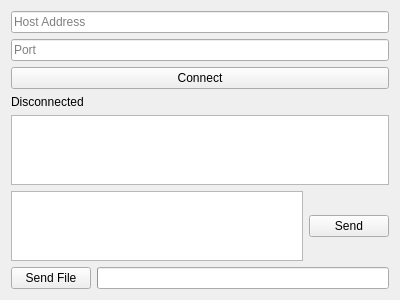
Above: client_src/chatClient.ui from zhanghowe22/ChatRoom before the change. Below: the same form after it.
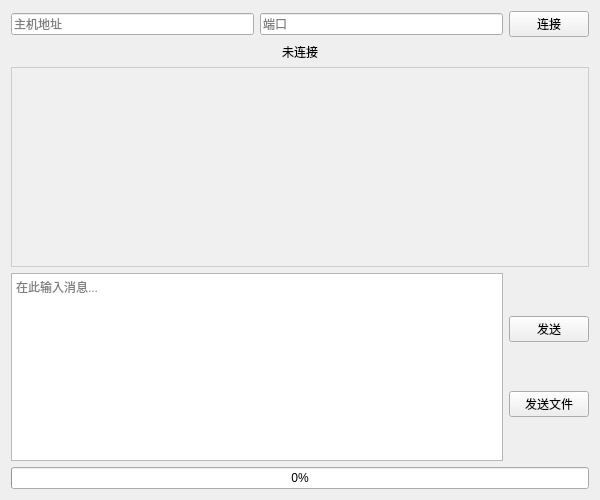
That is the form after the change. Icons and pictures are not drawn.

Commit message: Client: 调整界面布局

```diff
--- a/client_src/chatClient.ui
+++ b/client_src/chatClient.ui
@@ -6,8 +6,8 @@
    <rect>
     <x>0</x>
     <y>0</y>
-    <width>400</width>
-    <height>300</height>
+    <width>600</width>
+    <height>500</height>
    </rect>
   </property>
   <property name="windowTitle">
@@ -15,63 +15,124 @@
   </property>
   <layout class="QVBoxLayout" name="verticalLayout">
    <item>
+    <layout class="QHBoxLayout" name="connectionLayout">
+     <item>
     <widget class="QLineEdit" name="lineEditHost">
      <property name="placeholderText">
-      <string>Host Address</string>
+        <string>主机地址</string>
      </property>
     </widget>
    </item>
    <item>
     <widget class="QLineEdit" name="lineEditPort">
      <property name="placeholderText">
-      <string>Port</string>
+        <string>端口</string>
      </property>
     </widget>
    </item>
    <item>
     <widget class="QPushButton" name="connectButton">
      <property name="text">
-      <string>Connect</string>
-     </property>
-    </widget>
+        <string>连接</string>
+       </property>
+       <property name="icon">
+        <iconset resource="icons.qrc">
+         <normaloff>:/icons/connect.png</normaloff>
+        </iconset>
+       </property>
+      </widget>
+     </item>
+    </layout>
    </item>
    <item>
     <widget class="QLabel" name="statusLabel">
      <property name="text">
-      <string>Disconnected</string>
+      <string>未连接</string>
+     </property>
+     <property name="alignment">
+      <set>Qt::AlignCenter</set>
      </property>
     </widget>
    </item>
    <item>
-    <widget class="QTextBrowser" name="textBrowserChat"/>
+    <widget class="QTextBrowser" name="textBrowserChat">
+     <property name="minimumSize">
+      <size>
+       <width>0</width>
+       <height>200</height>
+      </size>
+     </property>
+     <property name="styleSheet">
+      <string>
+       QTextBrowser {
+        background-color: #f0f0f0;
+        border: 1px solid #ccc;
+        padding: 5px;
+       }
+      </string>
+     </property>
+    </widget>
    </item>
    <item>
     <layout class="QHBoxLayout" name="horizontalLayout">
      <item>
-      <widget class="QTextEdit" name="lineEditMessage"/>
+      <widget class="QTextEdit" name="lineEditMessage">
+       <property name="minimumSize">
+        <size>
+         <width>0</width>
+         <height>50</height>
+        </size>
+       </property>
+       <property name="placeholderText">
+        <string>在此输入消息...</string>
+       </property>
+      </widget>
      </item>
+     <item>
+      <layout class="QVBoxLayout" name="buttonColumnLayout">
      <item>
       <widget class="QPushButton" name="sendButton">
        <property name="text">
-        <string>Send</string>
+          <string>发送</string>
+         </property>
+         <property name="icon">
+          <iconset resource="icons.qrc">
+           <normaloff>:/icons/send.png</normaloff>
+          </iconset>
        </property>
       </widget>
      </item>
-    </layout>
-   </item>
-   <item>
-    <layout class="QHBoxLayout" name="fileOperationsLayout">
      <item>
       <widget class="QPushButton" name="sendFileButton">
        <property name="text">
-        <string>Send File</string>
-       </property>
-      </widget>
+          <string>发送文件</string>
+         </property>
+         <property name="icon">
+          <iconset resource="icons.qrc">
+           <normaloff>:/icons/file.png</normaloff>
+          </iconset>
+         </property>
+        </widget>
+       </item>
+      </layout>
+     </item>
+    </layout>
      </item>
      <item>
-      <widget class="QProgressBar" name="progressBar"/>
-     </item>
-    </layout>
+    <widget class="QProgressBar" name="progressBar">
+     <property name="minimum">
+      <number>0</number>
+     </property>
+     <property name="maximum">
+      <number>100</number>
+     </property>
+     <property name="value">
+      <number>0</number>
+     </property>
+     <property name="textVisible">
+      <bool>true</bool>
+     </property>
+    </widget>
    </item>
   </layout>
  </widget>
```
Left out of the diff: 2 changed lines with no effect on the pictures. Lines whose indentation alone changed are shown as unchanged. The commit also changes 1 other file.
